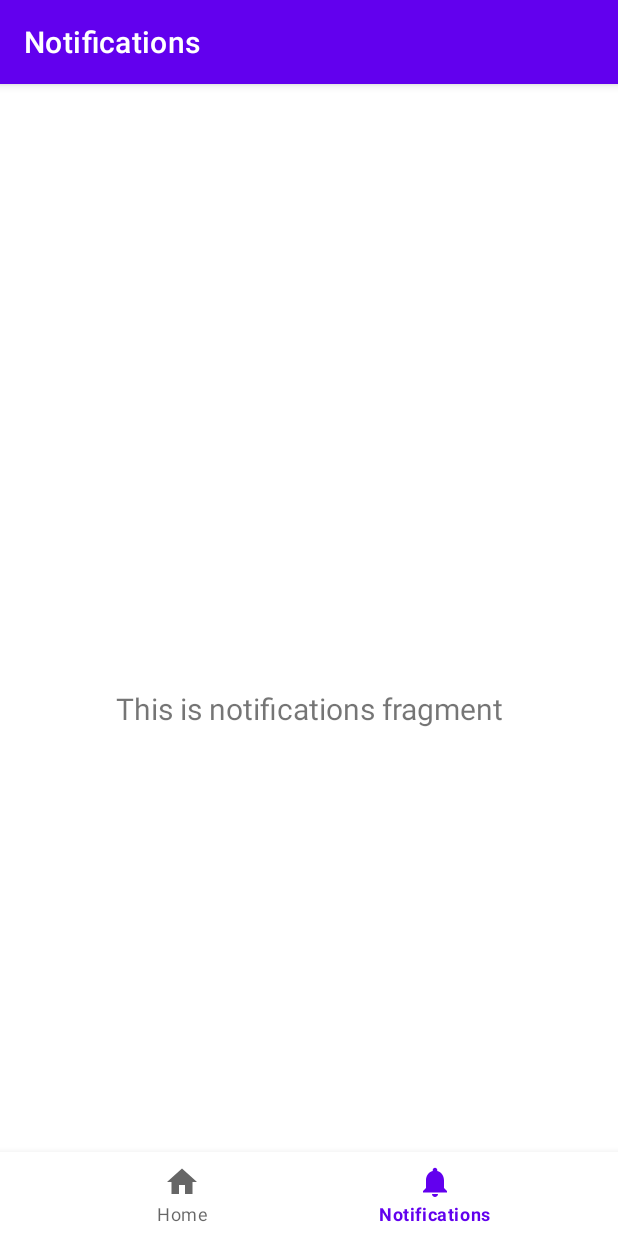
After one commit to StrokeBun/NewsBoard, an Android app: the NotificationsFragment screen opened through its navigation route, on a phone screen of 412 x 824 dp. The commit adds this screen. Run offline under Robolectric (Android 15) with nearby library versions, the phone set to English and light mode, and no system bars; our stand-ins replace navigation-ui.

Commit message:
粗糙实现了导航栏，待完善

```diff
--- a/app/build.gradle
+++ b/app/build.gradle
@@ -35,6 +35,10 @@ dependencies {
     implementation 'androidx.constraintlayout:constraintlayout:2.0.4'
     implementation 'androidx.recyclerview:recyclerview:1.1.0'
     implementation 'androidx.wear:wear:1.0.0'
+    implementation 'androidx.navigation:navigation-fragment:2.3.1'
+    implementation 'androidx.navigation:navigation-ui:2.3.1'
+    implementation 'androidx.lifecycle:lifecycle-livedata-ktx:2.2.0'
+    implementation 'androidx.lifecycle:lifecycle-viewmodel-ktx:2.2.0'
     testImplementation 'junit:junit:4.+'
     androidTestImplementation 'androidx.test.ext:junit:1.1.2'
     androidTestImplementation 'androidx.test.espresso:espresso-core:3.3.0'
--- a/app/src/main/java/com/example/newsboard/UIController/News.java
+++ b/app/src/main/java/com/example/newsboard/UIController/News.java
@@ -15,7 +15,7 @@ import java.util.List;
  * @author: Susongfeng
  * @date: 2020/11/16 18:51
  */
-class News {
+public class News {
     private String id;
     private String title;
     private String author;
--- a/app/src/main/java/com/example/newsboard/UIController/NewsAdapter.java
+++ b/app/src/main/java/com/example/newsboard/UIController/NewsAdapter.java
@@ -21,7 +21,7 @@ import java.util.List;
  * @author: Susongfeng
  * @date: 2020/11/16 19:36
  */
-class NewsAdapter extends RecyclerView.Adapter<RecyclerView.ViewHolder> {
+public class NewsAdapter extends RecyclerView.Adapter<RecyclerView.ViewHolder> {
     private final int TYPE_ZERO = 0;
     private final int TYPE_ONE = 1;
     private final int TYPE_TWO = 2;
--- /dev/null
+++ b/app/src/main/java/com/example/newsboard/base/TestActivity.java
@@ -0,0 +1,50 @@
+package com.example.newsboard.base;
+
+import android.content.Intent;
+import android.os.Bundle;
+import android.view.View;
+
+import com.example.newsboard.R;
+import com.example.newsboard.UIController.News;
+import com.example.newsboard.base.ui.home.HomeFragment;
+import com.example.newsboard.feature.article.ArticleActivity;
+import com.example.newsboard.feature.user.LoginActivity;
+import com.example.newsboard.util.TokenUtils;
+import com.google.android.material.bottomnavigation.BottomNavigationView;
+
+import androidx.appcompat.app.AppCompatActivity;
+import androidx.navigation.NavController;
+import androidx.navigation.Navigation;
+import androidx.navigation.ui.AppBarConfiguration;
+import androidx.navigation.ui.NavigationUI;
+
+public class TestActivity extends AppCompatActivity {
+
+    @Override
+    protected void onCreate(Bundle savedInstanceState) {
+        super.onCreate(savedInstanceState);
+        setContentView(R.layout.activity_test2);
+        BottomNavigationView navView = findViewById(R.id.nav_view);
+        // Passing each menu ID as a set of Ids because each
+        // menu should be considered as top level destinations.
+        AppBarConfiguration appBarConfiguration = new AppBarConfiguration.Builder(
+                R.id.navigation_home, R.id.navigation_notifications)
+                .build();
+        NavController navController = Navigation.findNavController(this, R.id.nav_host_fragment);
+        NavigationUI.setupActionBarWithNavController(this, navController, appBarConfiguration);
+        NavigationUI.setupWithNavController(navView, navController);
+    }
+
+
+    public void myItemClick(View view){  //点击事件
+        int position = HomeFragment.getRecyclerView().getChildAdapterPosition(view);  // 获取当前点击的item 在链表中的位置
+        News news = HomeFragment.getNewsList().get(position);
+        Intent intent = new Intent(this, ArticleActivity.class);
+        intent.putExtra(ArticleActivity.EXTRA_ID, news.getId());
+        intent.putExtra(ArticleActivity.EXTRA_TITLE, news.getTitle());
+        intent.putExtra(ArticleActivity.EXTRA_AUTHOR, news.getAuthor());
+        intent.putExtra(ArticleActivity.EXTRA_PUBlISH_TIME, news.getPublishTime());
+        startActivity(intent);
+    }
+
+}
--- /dev/null
+++ b/app/src/main/java/com/example/newsboard/base/ui/home/HomeFragment.java
@@ -0,0 +1,140 @@
+package com.example.newsboard.base.ui.home;
+
+import android.content.Intent;
+import android.os.Bundle;
+import android.util.Log;
+import android.view.LayoutInflater;
+import android.view.View;
+import android.view.ViewGroup;
+import android.widget.TextView;
+
+import androidx.annotation.NonNull;
+import androidx.annotation.Nullable;
+import androidx.fragment.app.Fragment;
+import androidx.lifecycle.Observer;
+import androidx.lifecycle.ViewModelProvider;
+import androidx.recyclerview.widget.DividerItemDecoration;
+import androidx.recyclerview.widget.LinearLayoutManager;
+import androidx.recyclerview.widget.RecyclerView;
+
+import com.example.newsboard.R;
+import com.example.newsboard.UIController.News;
+import com.example.newsboard.UIController.NewsAdapter;
+
+import org.json.JSONArray;
+import org.json.JSONException;
+import org.json.JSONObject;
+
+import java.io.IOException;
+import java.io.InputStream;
+import java.util.ArrayList;
+import java.util.List;
+
+public class HomeFragment extends Fragment {
+
+    private HomeViewModel homeViewModel;
+    private static List<News> newsList = new ArrayList<>();
+    private String content;
+    private static RecyclerView recyclerView;
+
+
+    public View onCreateView(@NonNull LayoutInflater inflater,
+                             ViewGroup container, Bundle savedInstanceState) {
+        homeViewModel =
+                new ViewModelProvider(this).get(HomeViewModel.class);
+        View root = inflater.inflate(R.layout.fragment_home, container, false);
+        initNews();
+        recyclerView = (RecyclerView) root.findViewById(R.id.recycler_view);
+        LinearLayoutManager layoutManager = new LinearLayoutManager(getActivity());
+        recyclerView.addItemDecoration(new DividerItemDecoration(getActivity(), DividerItemDecoration.VERTICAL));
+        recyclerView.setLayoutManager(layoutManager);
+        NewsAdapter adapter = new NewsAdapter(newsList);
+        recyclerView.setAdapter(adapter);
+        return root;
+    }
+
+    public static List<News> getNewsList() {
+        return newsList;
+    }
+
+    public static RecyclerView getRecyclerView() {
+        return recyclerView;
+    }
+
+    private void initNews(){
+        doReadJson();
+        doNews();
+        News news = new News("test","9月18日淀山湖户外团建",4,"vc mobile team","2020年9月7日");
+        newsList.add(news);
+    }
+
+    public void doReadJson(){
+        /**
+         * @Description:Read Json File
+         * @author： Susongfeng
+         * @Param: []
+         * @return: void
+         * @Date: 2020/11/15
+         */
+        try {
+            InputStream inputStream = getResources().getAssets().open("metadata.json");
+            int length = inputStream.available();
+            byte[] buffer = new byte[length];
+            inputStream.read(buffer);
+            content = new String(buffer, "UTF-8");
+            Log.d("Json",content);
+        } catch (IOException e) {
+            e.printStackTrace();
+        }
+    }
+
+    public void doNews(){
+        /**
+         * @Description: Json to News
+         * @author： Susongfeng
+         * @Param: []
+         * @return: void
+         * @Date: 2020/11/15
+         */
+        try {
+            JSONArray jsonArray = new JSONArray(content);
+            Log.d("Json",""+jsonArray.length());
+            for(int i = 0; i < jsonArray.length(); i++){
+                JSONObject jsonObject = jsonArray.getJSONObject(i);
+                String id = jsonObject.getString("id");
+                String title = jsonObject.getString("title");
+                int type = jsonObject.getInt("type");
+                String author = jsonObject.getString("author");
+                String publishTime = jsonObject.getString("publishTime");
+                if(type == 0) {
+                    News news = new News(id, title,type,author,publishTime);
+                    newsList.add(news);
+                    continue;
+                }else if(type == 4){
+                    String covers = jsonObject.getString("covers");
+                    Log.d("Json",title+type+covers);
+                }else{
+                    String cover = jsonObject.getString("cover");
+                    switch (cover){
+                        case "tancheng":
+                            News news = new News(id, title,type,R.drawable.tancheng,author,publishTime);
+                            newsList.add(news);
+                            break;
+                        case "event_02":
+                            News news1 = new News(id, title,type,R.drawable.event_02,author,publishTime);
+                            newsList.add(news1);
+                            break;
+                        case "teambuilding_04":
+                            News news2 = new News(id, title,type,R.drawable.teambuilding,author,publishTime);
+                            newsList.add(news2);
+                            break;
+                        default:
+                    }
+                    Log.d("Json",title+type+cover);
+                }
+            }
+        } catch (JSONException e) {
+            e.printStackTrace();
+        }
+    }
+}
--- /dev/null
+++ b/app/src/main/java/com/example/newsboard/base/ui/home/HomeViewModel.java
@@ -0,0 +1,19 @@
+package com.example.newsboard.base.ui.home;
+
+import androidx.lifecycle.LiveData;
+import androidx.lifecycle.MutableLiveData;
+import androidx.lifecycle.ViewModel;
+
+public class HomeViewModel extends ViewModel {
+
+    private MutableLiveData<String> mText;
+
+    public HomeViewModel() {
+        mText = new MutableLiveData<>();
+        mText.setValue("This is home fragment");
+    }
+
+    public LiveData<String> getText() {
+        return mText;
+    }
+}
--- /dev/null
+++ b/app/src/main/java/com/example/newsboard/base/ui/notifications/NotificationsFragment.java
@@ -0,0 +1,35 @@
+package com.example.newsboard.base.ui.notifications;
+
+import android.os.Bundle;
+import android.view.LayoutInflater;
+import android.view.View;
+import android.view.ViewGroup;
+import android.widget.TextView;
+
+import androidx.annotation.NonNull;
+import androidx.annotation.Nullable;
+import androidx.fragment.app.Fragment;
+import androidx.lifecycle.Observer;
+import androidx.lifecycle.ViewModelProvider;
+
+import com.example.newsboard.R;
+
+public class NotificationsFragment extends Fragment {
+
+    private NotificationsViewModel notificationsViewModel;
+
+    public View onCreateView(@NonNull LayoutInflater inflater,
+                             ViewGroup container, Bundle savedInstanceState) {
+        notificationsViewModel =
+                new ViewModelProvider(this).get(NotificationsViewModel.class);
+        View root = inflater.inflate(R.layout.fragment_notifications, container, false);
+        final TextView textView = root.findViewById(R.id.text_notifications);
+        notificationsViewModel.getText().observe(getViewLifecycleOwner(), new Observer<String>() {
+            @Override
+            public void onChanged(@Nullable String s) {
+                textView.setText(s);
+            }
+        });
+        return root;
+    }
+}
--- /dev/null
+++ b/app/src/main/java/com/example/newsboard/base/ui/notifications/NotificationsViewModel.java
@@ -0,0 +1,19 @@
+package com.example.newsboard.base.ui.notifications;
+
+import androidx.lifecycle.LiveData;
+import androidx.lifecycle.MutableLiveData;
+import androidx.lifecycle.ViewModel;
+
+public class NotificationsViewModel extends ViewModel {
+
+    private MutableLiveData<String> mText;
+
+    public NotificationsViewModel() {
+        mText = new MutableLiveData<>();
+        mText.setValue("This is notifications fragment");
+    }
+
+    public LiveData<String> getText() {
+        return mText;
+    }
+}
--- /dev/null
+++ b/app/src/main/res/drawable/ic_dashboard_black_24dp.xml
@@ -0,0 +1,9 @@
+<vector xmlns:android="http://schemas.android.com/apk/res/android"
+    android:width="24dp"
+    android:height="24dp"
+    android:viewportWidth="24.0"
+    android:viewportHeight="24.0">
+    <path
+        android:fillColor="#FF000000"
+        android:pathData="M3,13h8L11,3L3,3v10zM3,21h8v-6L3,15v6zM13,21h8L21,11h-8v10zM13,3v6h8L21,3h-8z" />
+</vector>
--- /dev/null
+++ b/app/src/main/res/drawable/ic_home_black_24dp.xml
@@ -0,0 +1,9 @@
+<vector xmlns:android="http://schemas.android.com/apk/res/android"
+    android:width="24dp"
+    android:height="24dp"
+    android:viewportWidth="24.0"
+    android:viewportHeight="24.0">
+    <path
+        android:fillColor="#FF000000"
+        android:pathData="M10,20v-6h4v6h5v-8h3L12,3 2,12h3v8z" />
+</vector>
--- /dev/null
+++ b/app/src/main/res/drawable/ic_notifications_black_24dp.xml
@@ -0,0 +1,9 @@
+<vector xmlns:android="http://schemas.android.com/apk/res/android"
+    android:width="24dp"
+    android:height="24dp"
+    android:viewportWidth="24.0"
+    android:viewportHeight="24.0">
+    <path
+        android:fillColor="#FF000000"
+        android:pathData="M12,22c1.1,0 2,-0.9 2,-2h-4c0,1.1 0.89,2 2,2zM18,16v-5c0,-3.07 -1.64,-5.64 -4.5,-6.32L13.5,4c0,-0.83 -0.67,-1.5 -1.5,-1.5s-1.5,0.67 -1.5,1.5v0.68C7.63,5.36 6,7.92 6,11v5l-2,2v1h16v-1l-2,-2z" />
+</vector>
--- /dev/null
+++ b/app/src/main/res/layout/activity_test2.xml
@@ -0,0 +1,33 @@
+<?xml version="1.0" encoding="utf-8"?>
+<androidx.constraintlayout.widget.ConstraintLayout xmlns:android="http://schemas.android.com/apk/res/android"
+    xmlns:app="http://schemas.android.com/apk/res-auto"
+    android:id="@+id/container"
+    android:layout_width="match_parent"
+    android:layout_height="match_parent"
+    android:paddingTop="?attr/actionBarSize">
+
+    <com.google.android.material.bottomnavigation.BottomNavigationView
+        android:id="@+id/nav_view"
+        android:layout_width="0dp"
+        android:layout_height="wrap_content"
+        android:layout_marginStart="0dp"
+        android:layout_marginEnd="0dp"
+        android:background="?android:attr/windowBackground"
+        app:layout_constraintBottom_toBottomOf="parent"
+        app:layout_constraintLeft_toLeftOf="parent"
+        app:layout_constraintRight_toRightOf="parent"
+        app:menu="@menu/bottom_nav_menu" />
+
+    <fragment
+        android:id="@+id/nav_host_fragment"
+        android:name="androidx.navigation.fragment.NavHostFragment"
+        android:layout_width="match_parent"
+        android:layout_height="match_parent"
+        app:defaultNavHost="true"
+        app:layout_constraintBottom_toTopOf="@id/nav_view"
+        app:layout_constraintLeft_toLeftOf="parent"
+        app:layout_constraintRight_toRightOf="parent"
+        app:layout_constraintTop_toTopOf="parent"
+        app:navGraph="@navigation/mobile_navigation" />
+
+</androidx.constraintlayout.widget.ConstraintLayout>
--- /dev/null
+++ b/app/src/main/res/layout/fragment_home.xml
@@ -0,0 +1,15 @@
+<?xml version="1.0" encoding="utf-8"?>
+<androidx.constraintlayout.widget.ConstraintLayout xmlns:android="http://schemas.android.com/apk/res/android"
+    xmlns:app="http://schemas.android.com/apk/res-auto"
+    xmlns:tools="http://schemas.android.com/tools"
+    android:layout_width="match_parent"
+    android:layout_height="match_parent"
+    tools:context=".base.ui.home.HomeFragment"
+    android:id = "@+id/home">
+
+    <androidx.recyclerview.widget.RecyclerView
+        android:id="@+id/recycler_view"
+        android:layout_width="match_parent"
+        android:layout_height="match_parent" />
+
+</androidx.constraintlayout.widget.ConstraintLayout>
--- /dev/null
+++ b/app/src/main/res/layout/fragment_notifications.xml
@@ -0,0 +1,22 @@
+<?xml version="1.0" encoding="utf-8"?>
+<androidx.constraintlayout.widget.ConstraintLayout xmlns:android="http://schemas.android.com/apk/res/android"
+    xmlns:app="http://schemas.android.com/apk/res-auto"
+    xmlns:tools="http://schemas.android.com/tools"
+    android:layout_width="match_parent"
+    android:layout_height="match_parent"
+    tools:context=".base.ui.notifications.NotificationsFragment">
+
+    <TextView
+        android:id="@+id/text_notifications"
+        android:layout_width="match_parent"
+        android:layout_height="wrap_content"
+        android:layout_marginStart="8dp"
+        android:layout_marginTop="8dp"
+        android:layout_marginEnd="8dp"
+        android:textAlignment="center"
+        android:textSize="20sp"
+        app:layout_constraintBottom_toBottomOf="parent"
+        app:layout_constraintEnd_toEndOf="parent"
+        app:layout_constraintStart_toStartOf="parent"
+        app:layout_constraintTop_toTopOf="parent" />
+</androidx.constraintlayout.widget.ConstraintLayout>
--- /dev/null
+++ b/app/src/main/res/menu/bottom_nav_menu.xml
@@ -0,0 +1,14 @@
+<?xml version="1.0" encoding="utf-8"?>
+<menu xmlns:android="http://schemas.android.com/apk/res/android">
+
+    <item
+        android:id="@+id/navigation_home"
+        android:icon="@drawable/ic_home_black_24dp"
+        android:title="@string/title_home" />
+
+    <item
+        android:id="@+id/navigation_notifications"
+        android:icon="@drawable/ic_notifications_black_24dp"
+        android:title="@string/title_notifications" />
+
+</menu>
--- /dev/null
+++ b/app/src/main/res/navigation/mobile_navigation.xml
@@ -0,0 +1,20 @@
+<?xml version="1.0" encoding="utf-8"?>
+<navigation xmlns:android="http://schemas.android.com/apk/res/android"
+    xmlns:app="http://schemas.android.com/apk/res-auto"
+    xmlns:tools="http://schemas.android.com/tools"
+    android:id="@+id/mobile_navigation"
+    app:startDestination="@+id/navigation_home">
+
+    <fragment
+        android:id="@+id/navigation_home"
+        android:name="com.example.newsboard.base.ui.home.HomeFragment"
+        android:label="@string/title_home"
+        tools:layout="@layout/fragment_home" />
+
+
+    <fragment
+        android:id="@+id/navigation_notifications"
+        android:name="com.example.newsboard.base.ui.notifications.NotificationsFragment"
+        android:label="@string/title_notifications"
+        tools:layout="@layout/fragment_notifications" />
+</navigation>
--- /dev/null
+++ b/app/src/main/res/values/dimens.xml
@@ -0,0 +1,5 @@
+<resources>
+    <!-- Default screen margins, per the Android Design guidelines. -->
+    <dimen name="activity_horizontal_margin">16dp</dimen>
+    <dimen name="activity_vertical_margin">16dp</dimen>
+</resources>
--- a/app/src/main/res/values/strings.xml
+++ b/app/src/main/res/values/strings.xml
@@ -7,6 +7,9 @@
     <string name="remember_pwd">记住密码</string>
     <string name="login">登录</string>
     <string name="logout">退出</string>
+    <string name="title_activity_test">MainActivity</string>
+    <string name="title_home">Home</string>
+    <string name="title_notifications">Notifications</string>
     <!--
     This string is used for square devices and overridden by hello_world in
     values-round/strings.xml for round devices.
```
Also changed, not shown: app/src/main/AndroidManifest.xml (+11 -9 lines).
